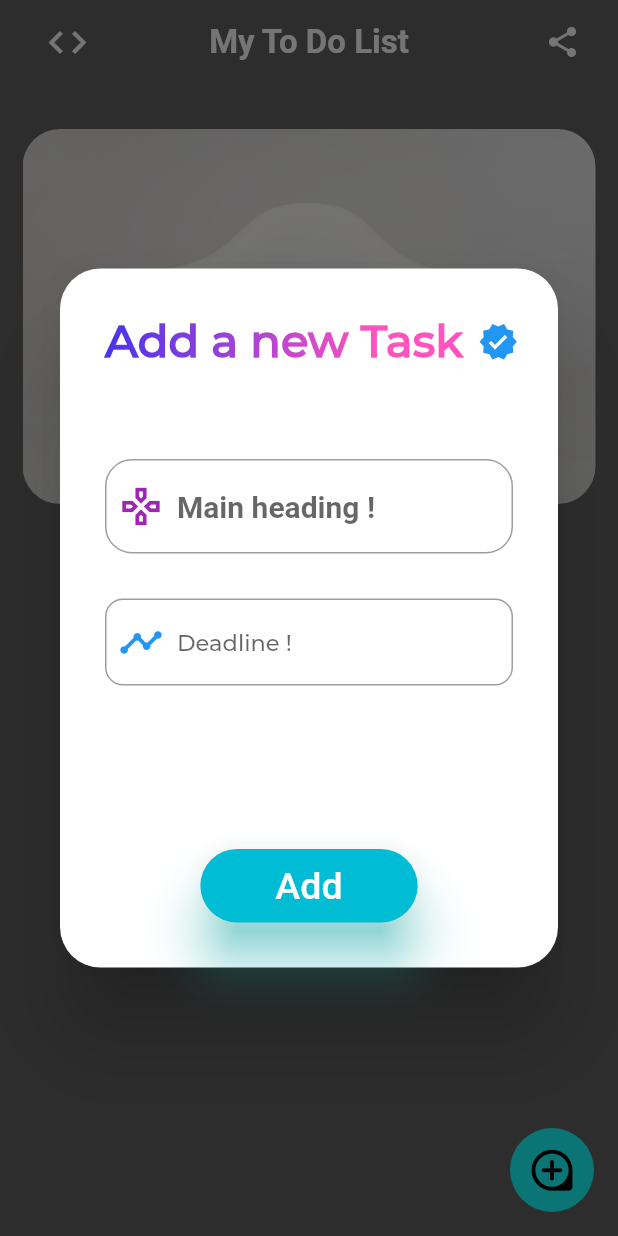
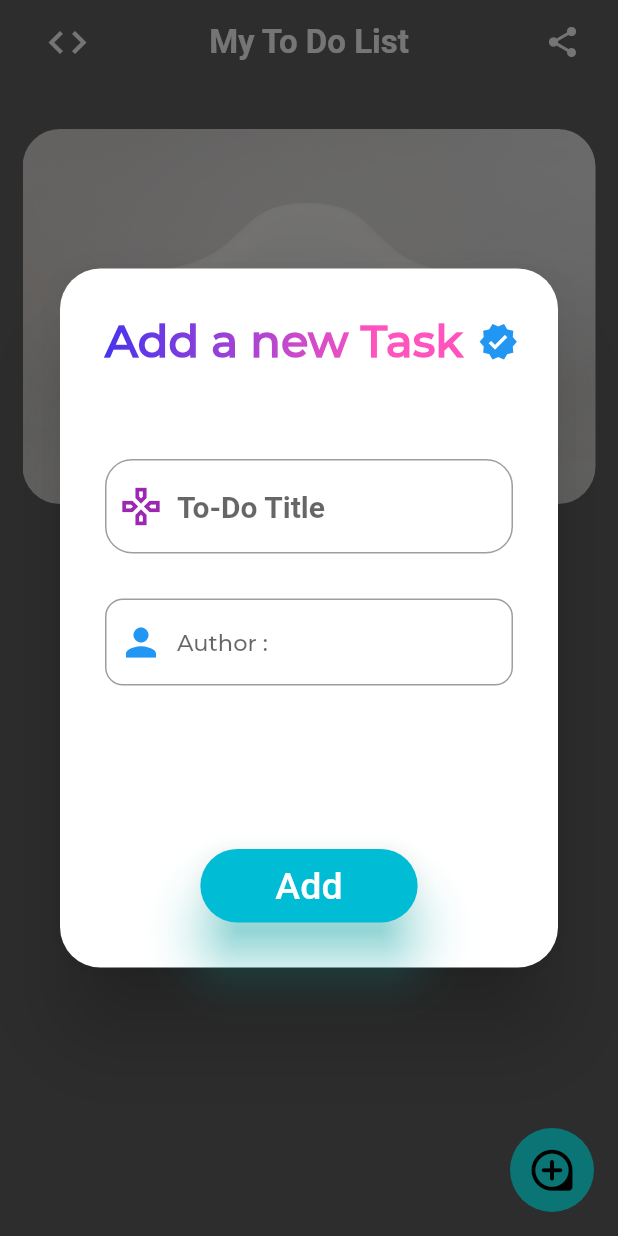
Before and after one commit to AndrewSpourgeon/To-Do-List, a Flutter app: the screen it shows after launch, after a tap on the "loupe" icon, on a phone screen of 412 x 824 dp. Run offline on Flutter 3.47's test engine with Material 2 defaults, Android fonts, the light colour scheme and no system bars; our stand-ins replace cloud_firestore, firebase_core; accounts and stored records are empty; Roboto replaces fonts that are missing (Sf); statements that could not run were skipped.

Commit message:
Second commit

```diff
--- a/lib/todo.dart
+++ b/lib/todo.dart
@@ -109,7 +109,7 @@ class _TodoListAppState extends State<TodoListApp> {
                             border: OutlineInputBorder(
                               borderRadius: BorderRadius.circular(18.0),
                             ),
-                            hintText: 'Main heading !',
+                            hintText: 'To-Do Title',
                           ),
                           style: const TextStyle(
                             fontFamily: 'Sf',
@@ -127,7 +127,7 @@ class _TodoListAppState extends State<TodoListApp> {
                           decoration: InputDecoration(
                             // contentPadding: const EdgeInsets.symmetric(vertical: 20.0),
                             prefixIcon: const Icon(
-                              Icons.timeline,
+                              Icons.person,
                               size: 30,
                               color: Colors.blue,
                             ),
@@ -141,7 +141,7 @@ class _TodoListAppState extends State<TodoListApp> {
                             border: OutlineInputBorder(
                               borderRadius: BorderRadius.circular(12.0),
                             ),
-                            hintText: 'Deadline !',
+                            hintText: 'Author :',
                           ),
                           style: const TextStyle(
                             fontFamily: 'Mon',
@@ -352,9 +352,9 @@ class _TodoListAppState extends State<TodoListApp> {
                                       width: 10,
                                     ),
                                     const Icon(
-                                      Icons.timer,
+                                      Icons.star,
                                       size: 20,
-                                      color: Colors.blue,
+                                      color: Colors.yellow,
                                     ),
                                   ],
                                 ),
```
Also changed, not shown: 1 other file.
